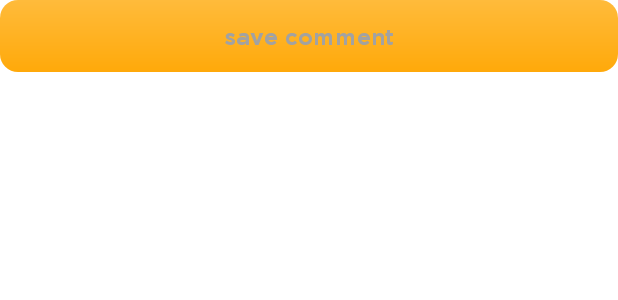
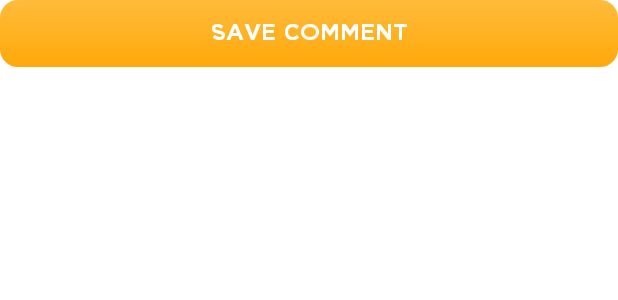
Before and after one commit to mesterakos963/SuperheroApp, an Android app: the layout save_comment_button.xml on its own in the app's theme, with its tools: preview values and no code run, on a phone screen of 412 x 824 dp. Shown: the top 300 px of the screen. Run offline under Robolectric (Android 15) with nearby library versions, the phone set to English and light mode, and no system bars.

Commit message:
Added comment feature with finished UI

```diff
--- a/app/src/main/java/app/superhero/src/fragments/CommentsFragment.java
+++ b/app/src/main/java/app/superhero/src/fragments/CommentsFragment.java
@@ -37,12 +37,14 @@ public class CommentsFragment extends BaseFragment {
         button.setOnClickListener(new View.OnClickListener() {
             @Override
             public void onClick(View view) {
+                viewModel.setComment(superheroMasterData.getId(), commentView.getComment());
             }
         });
     }
 
     private void observeComments() {
         viewModel.comments.observe(this, commentText -> {
+            commentView.setCommentText(commentText);
         });
     }
 }
--- a/app/src/main/res/layout/save_comment_button.xml
+++ b/app/src/main/res/layout/save_comment_button.xml
@@ -12,7 +12,7 @@
             android:background="@color/transparent"
             android:paddingTop="@dimen/design_14dp"
             android:paddingBottom="@dimen/design_14dp"
-            android:textAppearance="@style/gothamBold14"
-            android:text="@string/save_comment_button_label" />
+            android:text="@string/save_comment_button_label"
+            style="@style/save_comment_button_label_font"/>
 
 </FrameLayout>
--- a/app/src/main/res/values/styles.xml
+++ b/app/src/main/res/values/styles.xml
@@ -119,5 +119,12 @@
         <item name="android:textColor">@color/inactive_save_comment_button_label_color</item>
     </style>
 
+    <style name="save_comment_button_label_font" parent="gothamBold">
+        <item name="android:textSize">@dimen/design_14sp</item>
+        <item name="android:textAllCaps">true</item>
+        <item name="android:textColor">@color/active_save_comment_button_label_color</item>
+    </style>
 
+
+    <color name="active_save_comment_button_label_color">#FFFFFF</color>
 </resources>
```
Also changed, not shown: app/src/main/java/app/superhero/src/views/CommentView.java (+8 -0 lines).
